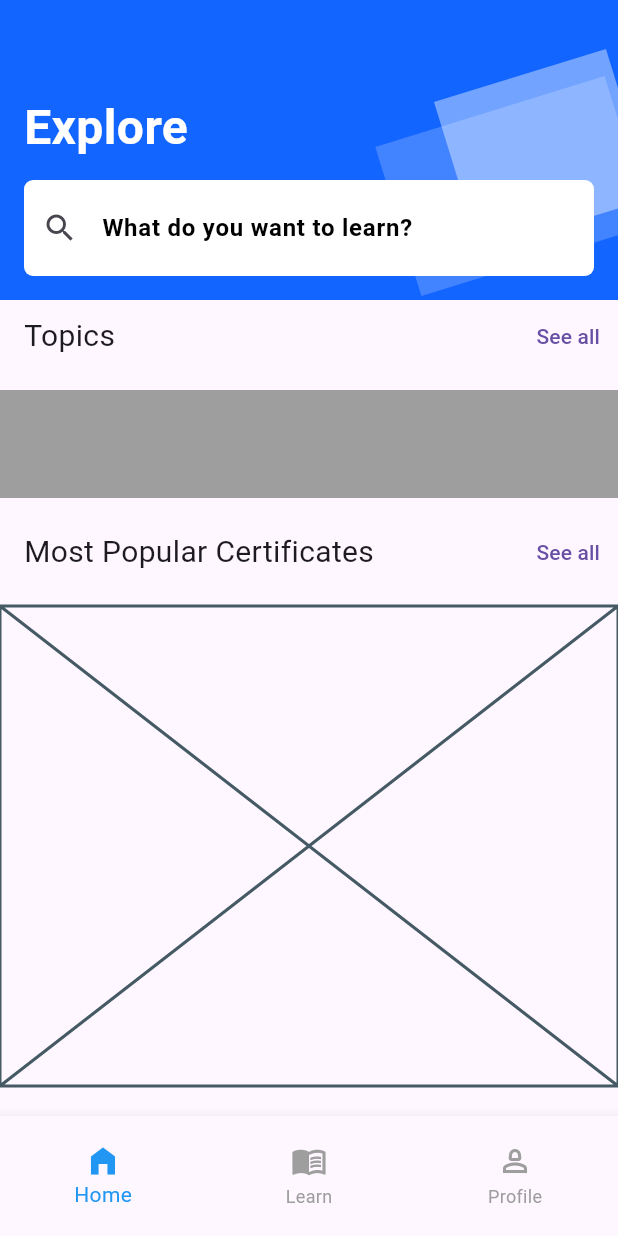
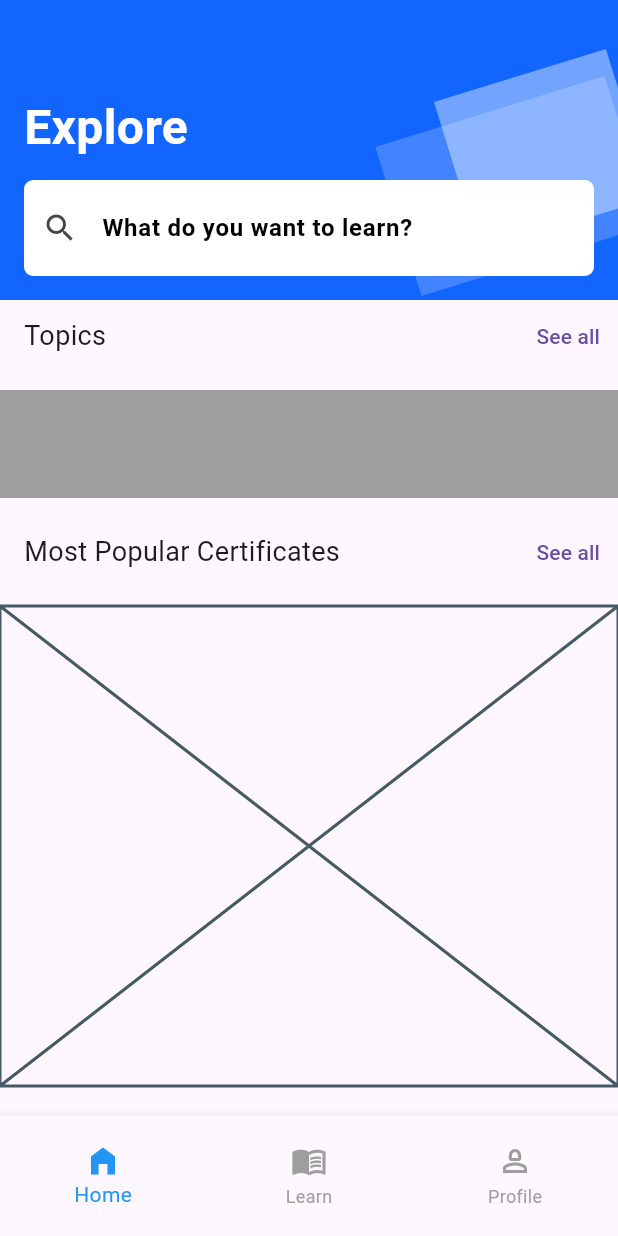
Before and after one commit to JAICHANGPARK/flutter_notebook_chapter_43, a Flutter app: the ELearningHomePage screen opened directly, on a phone screen of 412 x 824 dp. Run offline on Flutter 3.47's test engine with Material 3 defaults, Android fonts, the phone set to English and light mode, and no system bars.

Commit message:
Update e_learning_home_page.dart

```diff
--- a/lib/ep2151_e_learning_app/views/e_learning_home_page.dart
+++ b/lib/ep2151_e_learning_app/views/e_learning_home_page.dart
@@ -113,7 +113,7 @@ class _ELearningHomePageState extends State<ELearningHomePage> {
                         Text(
                           "Topics",
                           style: TextStyle(
-                            fontSize: 20,
+                            fontSize: 18,
                           ),
                         ),
                         TextButton(
@@ -141,7 +141,7 @@ class _ELearningHomePageState extends State<ELearningHomePage> {
                         Text(
                           "Most Popular Certificates",
                           style: TextStyle(
-                            fontSize: 20,
+                            fontSize: 18,
                           ),
                         ),
                         TextButton(
@@ -167,7 +167,7 @@ class _ELearningHomePageState extends State<ELearningHomePage> {
                         Text(
                           "Earn your Degree",
                           style: TextStyle(
-                            fontSize: 20,
+                            fontSize: 18,
                           ),
                         ),
                         TextButton(
```
